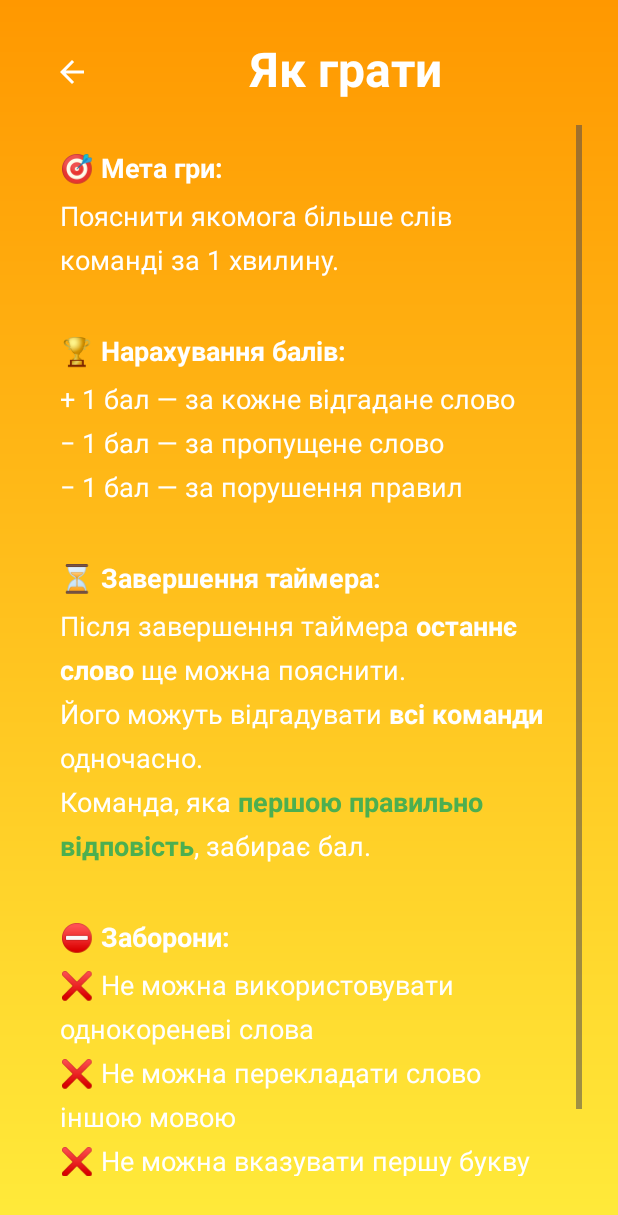
After one commit to YevhenPavlenko/Alias, an Android app: the RuleActivity screen opened directly, with no data from a screen before it, on a phone screen of 412 x 824 dp. The commit adds this screen. Shown: the top 1215 px of the screen. Run offline under Robolectric (Android 15) with nearby library versions, the phone set to English and light mode, and no system bars.

Commit message:
Added "How to play" page with short instructions. New method "navigateTo" in base class. MainActivity now contains method "enableDoubleBackToExit"

```diff
--- a/app/src/main/AndroidManifest.xml
+++ b/app/src/main/AndroidManifest.xml
@@ -21,6 +21,8 @@
                 <category android:name="android.intent.category.LAUNCHER" />
             </intent-filter>
         </activity>
+        <activity android:name=".ui.rules.RuleActivity"
+            android:exported="false" />
     </application>
 
 </manifest>
--- a/app/src/main/java/com/example/alias/ui/base/BaseActivity.java
+++ b/app/src/main/java/com/example/alias/ui/base/BaseActivity.java
@@ -1,47 +1,22 @@
 package com.example.alias.ui.base;
 
+import android.content.Intent;
 import android.os.Bundle;
 import android.view.View;
 import android.widget.Toast;
 
-import androidx.activity.OnBackPressedCallback;
 import androidx.annotation.Nullable;
 import androidx.appcompat.app.AppCompatActivity;
 
-import com.example.alias.ui.main.MainActivity;
-
 public abstract class BaseActivity extends AppCompatActivity {
-
-    private long backPressedTime;
-    private Toast backToast;
 
     @Override
     protected void onCreate(@Nullable Bundle savedInstanceState) {
         super.onCreate(savedInstanceState);
-        getOnBackPressedDispatcher().addCallback(this, new OnBackPressedCallback(true) {
-            @Override
-            public void handleOnBackPressed() {
-                handleCustomBackPress();
-            }
-        });
     }
 
     protected void animateButtons(View... views) {
         com.example.alias.util.ButtonAnimator.applyToViews(this, views);
-    }
-
-    protected void handleCustomBackPress() {
-        if (this instanceof MainActivity) {
-            if (backPressedTime + 2000 > System.currentTimeMillis()) {
-                if (backToast != null) backToast.cancel();
-                finish();
-            } else {
-                backToast = showToast("Натисніть ще раз, щоб вийти");
-                backPressedTime = System.currentTimeMillis();
-            }
-        } else {
-            finish();
-        }
     }
 
     protected Toast showToast(String message) {
@@ -49,4 +24,10 @@ public abstract class BaseActivity extends AppCompatActivity {
         toast.show();
         return toast;
     }
+
+    protected void navigateTo(Class<?> targetActivity) {
+        Intent intent = new Intent(this, targetActivity);
+        intent.setFlags(Intent.FLAG_ACTIVITY_CLEAR_TOP | Intent.FLAG_ACTIVITY_SINGLE_TOP);
+        startActivity(intent);
+    }
 }
--- a/app/src/main/java/com/example/alias/ui/main/MainActivity.java
+++ b/app/src/main/java/com/example/alias/ui/main/MainActivity.java
@@ -2,11 +2,18 @@ package com.example.alias.ui.main;
 
 import android.os.Bundle;
 import android.widget.Button;
+import android.widget.Toast;
+
+import androidx.activity.OnBackPressedCallback;
 
 import com.example.alias.R;
 import com.example.alias.ui.base.BaseActivity;
+import com.example.alias.ui.rules.RuleActivity;
 
 public class MainActivity extends BaseActivity {
+
+    private long backPressedTime;
+    private Toast backToast;
 
     @Override
     protected void onCreate(Bundle savedInstanceState) {
@@ -21,6 +28,24 @@ public class MainActivity extends BaseActivity {
 
         animateButtons(btnPlay, btnHowToPlay, btnHistory, btnSettings, btnExit);
 
+        btnHowToPlay.setOnClickListener(v -> navigateTo(RuleActivity.class));
         btnExit.setOnClickListener(v -> finish());
+
+        enableDoubleBackToExit();
+    }
+
+    protected void enableDoubleBackToExit() {
+        getOnBackPressedDispatcher().addCallback(this, new OnBackPressedCallback(true) {
+            @Override
+            public void handleOnBackPressed() {
+                if (backPressedTime + 2000 > System.currentTimeMillis()) {
+                    if (backToast != null) backToast.cancel();
+                    finish();
+                } else {
+                    backToast = showToast("Натисніть ще раз, щоб вийти");
+                    backPressedTime = System.currentTimeMillis();
+                }
+            }
+        });
     }
 }
--- /dev/null
+++ b/app/src/main/java/com/example/alias/ui/rules/RuleActivity.java
@@ -0,0 +1,21 @@
+package com.example.alias.ui.rules;
+
+import android.os.Bundle;
+import android.text.Html;
+import android.widget.TextView;
+
+import com.example.alias.R;
+import com.example.alias.ui.base.BaseActivity;
+
+public class RuleActivity extends BaseActivity {
+
+    @Override
+    protected void onCreate(Bundle savedInstanceState) {
+        super.onCreate(savedInstanceState);
+        setContentView(R.layout.activity_rules);
+
+        TextView tvRules = findViewById(R.id.tvRules);
+        tvRules.setText(Html.fromHtml(getString(R.string.game_rules), Html.FROM_HTML_MODE_LEGACY));
+        findViewById(R.id.btnBack).setOnClickListener(v -> finish());
+    }
+}
--- /dev/null
+++ b/app/src/main/res/drawable/ic_arrow_back.xml
@@ -0,0 +1,10 @@
+<?xml version="1.0" encoding="utf-8"?>
+<vector xmlns:android="http://schemas.android.com/apk/res/android"
+    android:width="24dp"
+    android:height="24dp"
+    android:viewportWidth="24"
+    android:viewportHeight="24">
+    <path
+        android:fillColor="#FFFFFF"
+        android:pathData="M20,11H7.83l5.59-5.59L12,4l-8,8 8,8 1.41-1.41L7.83,13H20v-2z"/>
+</vector>
--- /dev/null
+++ b/app/src/main/res/layout/activity_rules.xml
@@ -0,0 +1,56 @@
+<?xml version="1.0" encoding="utf-8"?>
+<androidx.constraintlayout.widget.ConstraintLayout xmlns:android="http://schemas.android.com/apk/res/android"
+    xmlns:app="http://schemas.android.com/apk/res-auto"
+    android:id="@+id/rulesRoot"
+    android:layout_width="match_parent"
+    android:layout_height="match_parent"
+    android:background="@drawable/bg_gradient"
+    android:padding="24dp">
+
+    <ImageButton
+        android:id="@+id/btnBack"
+        android:layout_width="48dp"
+        android:layout_height="48dp"
+        android:background="?attr/selectableItemBackgroundBorderless"
+        android:src="@drawable/ic_arrow_back"
+        android:contentDescription="@string/back"
+        app:tint="@android:color/white"
+        app:layout_constraintTop_toTopOf="parent"
+        app:layout_constraintStart_toStartOf="parent" />
+
+    <TextView
+        android:id="@+id/tvRulesTitle"
+        android:layout_width="0dp"
+        android:layout_height="wrap_content"
+        android:text="@string/rules"
+        android:textColor="@android:color/white"
+        android:textSize="32sp"
+        android:textStyle="bold"
+        android:gravity="center"
+        app:layout_constraintTop_toTopOf="parent"
+        app:layout_constraintStart_toEndOf="@+id/btnBack"
+        app:layout_constraintEnd_toEndOf="parent"
+        app:layout_constraintBottom_toTopOf="@+id/scrollView" />
+
+    <ScrollView
+        android:id="@+id/scrollView"
+        android:layout_width="0dp"
+        android:layout_height="0dp"
+        android:layout_marginTop="16dp"
+        android:layout_marginBottom="16dp"
+        app:layout_constraintTop_toBottomOf="@+id/tvRulesTitle"
+        app:layout_constraintBottom_toBottomOf="parent"
+        app:layout_constraintStart_toStartOf="parent"
+        app:layout_constraintEnd_toEndOf="parent">
+
+        <TextView
+            android:id="@+id/tvRules"
+            android:layout_width="match_parent"
+            android:layout_height="wrap_content"
+            android:textSize="18sp"
+            android:padding="16dp"
+            android:lineSpacingExtra="8dp"
+            android:textColor="@android:color/white"
+            android:text="@string/game_rules" />
+    </ScrollView>
+</androidx.constraintlayout.widget.ConstraintLayout>
--- a/app/src/main/res/values/strings.xml
+++ b/app/src/main/res/values/strings.xml
@@ -7,4 +7,28 @@
     <string name="settings">Налаштування</string>
     <string name="history">Історія ігор</string>
     <string name="exit">Вийти</string>
+
+    <string name="back">Назад</string>
+    <string name="game_rules">
+    <![CDATA[
+        <b>🎯 Мета гри:</b><br/>
+        Пояснити якомога більше слів команді за 1 хвилину.<br/><br/>
+
+        <b>🏆 Нарахування балів:</b><br/>
+        + 1 бал — за кожне відгадане слово<br/>
+        − 1 бал — за пропущене слово<br/>
+        − 1 бал — за порушення правил<br/><br/>
+
+        <b>⏳ Завершення таймера:</b><br/>
+        Після завершення таймера <b>останнє слово</b> ще можна пояснити.<br/>
+        Його можуть відгадувати <b>всі команди</b> одночасно.<br/>
+        Команда, яка <font color="#4CAF50"><b>першою правильно відповість</b></font>, забирає бал.<br/><br/>
+
+        <b>⛔ Заборони:</b><br/>
+        ❌ Не можна використовувати однокореневі слова<br/>
+        ❌ Не можна перекладати слово іншою мовою<br/>
+        ❌ Не можна вказувати першу букву або кількість букв
+    ]]>
+</string>
+
 </resources>
```
